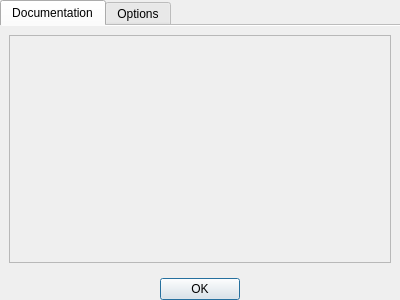
Before: the Qt Designer form library/talipot-gui/designer/InteractorConfigWidget.ui in anlambert/tulip, drawn with Qt 5.
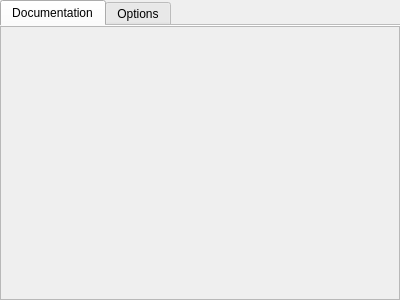
After: the same form once the commit is applied.

The edit to the form file:
```diff
--- a/library/talipot-gui/designer/InteractorConfigWidget.ui
+++ b/library/talipot-gui/designer/InteractorConfigWidget.ui
@@ -1,7 +1,7 @@
 <?xml version="1.0" encoding="UTF-8"?>
 <ui version="4.0">
  <class>InteractorConfigWidget</class>
- <widget class="QDialog" name="InteractorConfigWidget">
+ <widget class="QWidget" name="InteractorConfigWidget">
   <property name="geometry">
    <rect>
     <x>0</x>
@@ -39,6 +39,18 @@
        <string>Documentation</string>
       </attribute>
       <layout class="QVBoxLayout" name="verticalLayout_2">
+       <property name="leftMargin">
+        <number>0</number>
+       </property>
+       <property name="topMargin">
+        <number>0</number>
+       </property>
+       <property name="rightMargin">
+        <number>0</number>
+       </property>
+       <property name="bottomMargin">
+        <number>0</number>
+       </property>
        <item>
         <widget class="QScrollArea" name="scrollAreaDoc">
          <property name="autoFillBackground">
@@ -52,8 +64,8 @@
            <rect>
             <x>0</x>
             <y>0</y>
-            <width>384</width>
-            <height>213</height>
+            <width>396</width>
+            <height>265</height>
            </rect>
           </property>
          </widget>
@@ -87,19 +99,6 @@
      </widget>
     </widget>
    </item>
-   <item>
-    <widget class="QDialogButtonBox" name="buttonBox">
-     <property name="orientation">
-      <enum>Qt::Horizontal</enum>
-     </property>
-     <property name="standardButtons">
-      <set>QDialogButtonBox::Ok</set>
-     </property>
-     <property name="centerButtons">
-      <bool>true</bool>
-     </property>
-    </widget>
-   </item>
   </layout>
  </widget>
  <resources/>
```
Left out of the diff: 57 changed lines with no effect on the pictures.
